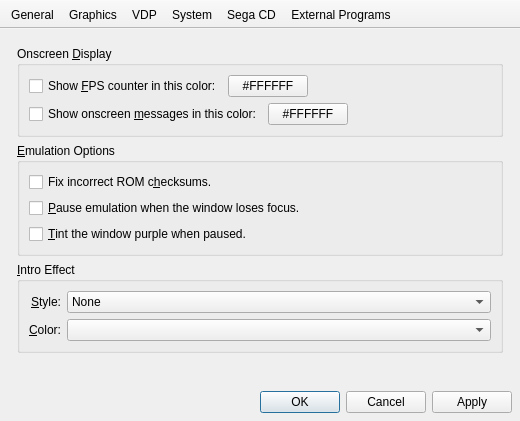
Qt form src/gens-qt4/ui/GeneralConfigWindow.ui (GerbilSoft/gens-gs-ii) before a commit.
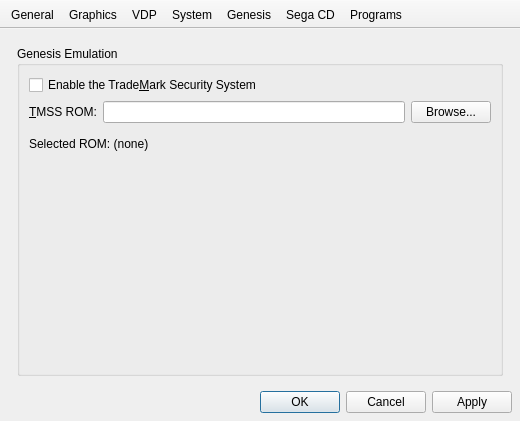
The same form after that commit. The open tabs and pages were chosen to show the change. Icons and pictures are not drawn. Custom widgets are drawn as their Qt base class.

Commit message:
[gens-qt4] Added initial Genesis TMSS ROM configuration.
Currently, only one TMSS ROM is recognized - specifically, the correct one.

TODO: Add more variants, including the hack that uses the unused
cyan "SEGA" letters.

The edit to the form file:
```diff
--- a/src/gens-qt4/ui/GeneralConfigWindow.ui
+++ b/src/gens-qt4/ui/GeneralConfigWindow.ui
@@ -705,6 +705,101 @@
         </item>
        </layout>
       </widget>
+      <widget class="QWidget" name="page">
+       <layout class="QVBoxLayout" name="verticalLayout_10">
+        <item>
+         <widget class="QGroupBox" name="grpGenesis">
+          <property name="title">
+           <string>Genesis Emulation</string>
+          </property>
+          <property name="flat">
+           <bool>false</bool>
+          </property>
+          <layout class="QGridLayout" name="gridGenesis">
+           <item row="1" column="0">
+            <widget class="QLabel" name="lblMDTMSSRom">
+             <property name="text">
+              <string>&amp;TMSS ROM:</string>
+             </property>
+             <property name="textFormat">
+              <enum>Qt::PlainText</enum>
+             </property>
+             <property name="alignment">
+              <set>Qt::AlignRight|Qt::AlignTrailing|Qt::AlignVCenter</set>
+             </property>
+             <property name="buddy">
+              <cstring>txtMDTMSSRom</cstring>
+             </property>
+            </widget>
+           </item>
+           <item row="1" column="1">
+            <widget class="GensLineEdit" name="txtMDTMSSRom"/>
+           </item>
+           <item row="2" column="0" colspan="3">
+            <spacer name="vspcMDTMSSRom">
+             <property name="orientation">
+              <enum>Qt::Vertical</enum>
+             </property>
+             <property name="sizeType">
+              <enum>QSizePolicy::Fixed</enum>
+             </property>
+             <property name="sizeHint" stdset="0">
+              <size>
+               <width>20</width>
+               <height>8</height>
+              </size>
+             </property>
+            </spacer>
+           </item>
+           <item row="3" column="0" colspan="3">
+            <widget class="QLabel" name="lblMDTMSSSelectedRom">
+             <property name="sizePolicy">
+              <sizepolicy hsizetype="Expanding" vsizetype="Expanding">
+               <horstretch>0</horstretch>
+               <verstretch>0</verstretch>
+              </sizepolicy>
+             </property>
+             <property name="text">
+              <string>Selected ROM: (none)</string>
+             </property>
+             <property name="alignment">
+              <set>Qt::AlignLeading|Qt::AlignLeft|Qt::AlignTop</set>
+             </property>
+             <property name="wordWrap">
+              <bool>true</bool>
+             </property>
+             <property name="textInteractionFlags">
+              <set>Qt::LinksAccessibleByMouse|Qt::TextSelectableByKeyboard|Qt::TextSelectableByMouse</set>
+             </property>
+            </widget>
+           </item>
+           <item row="1" column="2">
+            <widget class="QPushButton" name="btnMDTMSSRom">
+             <property name="text">
+              <string>Browse...</string>
+             </property>
+            </widget>
+           </item>
+           <item row="0" column="0" colspan="3">
+            <widget class="QCheckBox" name="chkMDTMSS">
+             <property name="toolTip">
+              <string>Enables the TradeMark Security System found on Sega Genesis
+consoles manufactured after 1990. This will show a license
+screen on startup, and some early unlicensed titles will not
+function properly.
+
+This option requires a valid TMSS ROM in order to function properly.</string>
+             </property>
+             <property name="text">
+              <string>Enable the Trade&amp;Mark Security System</string>
+             </property>
+            </widget>
+           </item>
+          </layout>
+         </widget>
+        </item>
+       </layout>
+      </widget>
       <widget class="QWidget" name="tabSegaCD">
        <layout class="QVBoxLayout" name="verticalLayout_2">
         <item>
@@ -990,6 +1085,7 @@
    <addaction name="actionGraphics"/>
    <addaction name="actionVdp"/>
    <addaction name="actionSystem"/>
+   <addaction name="actionGenesis"/>
    <addaction name="actionSegaCD"/>
    <addaction name="actionExternalPrograms"/>
   </widget>
@@ -1062,7 +1158,18 @@
      <normaloff>:/icons/oxygen/32x32/utilities-terminal.png</normaloff>:/icons/oxygen/32x32/utilities-terminal.png</iconset>
    </property>
    <property name="text">
-    <string>E&amp;xternal Programs</string>
+    <string>&amp;Programs</string>
+   </property>
+  </action>
+  <action name="actionGenesis">
+   <property name="checkable">
+    <bool>true</bool>
+   </property>
+   <property name="text">
+    <string>G&amp;enesis</string>
+   </property>
+   <property name="toolTip">
+    <string>Genesis</string>
    </property>
   </action>
  </widget>
```
Left out of the diff: 13 changed lines with no effect on the pictures. The commit also changes 4 other files.
